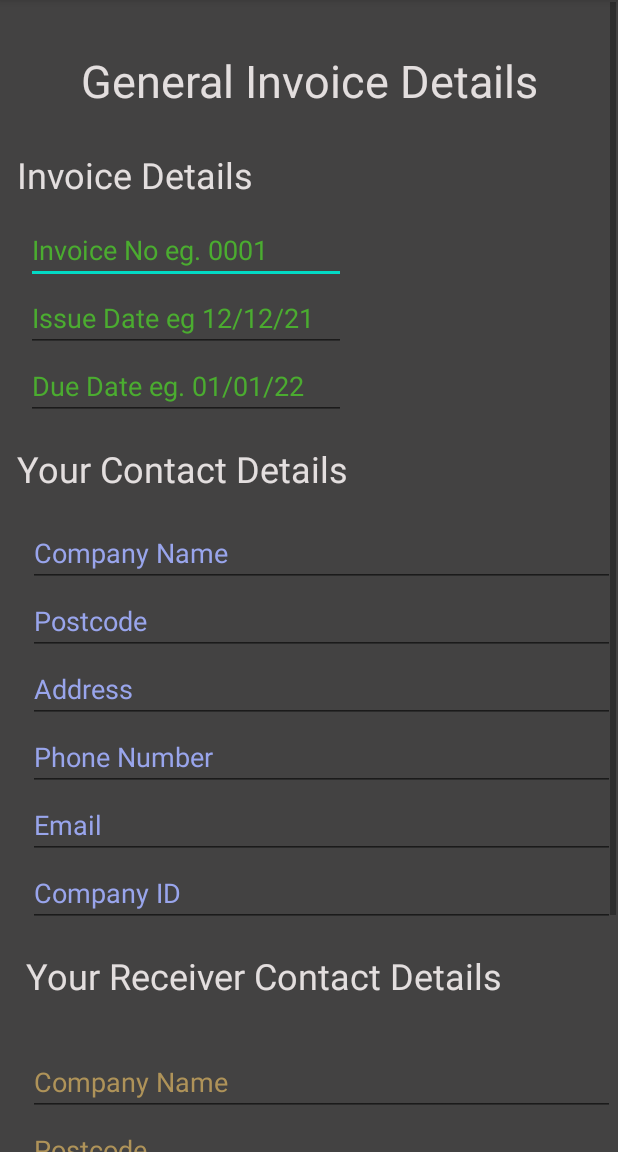
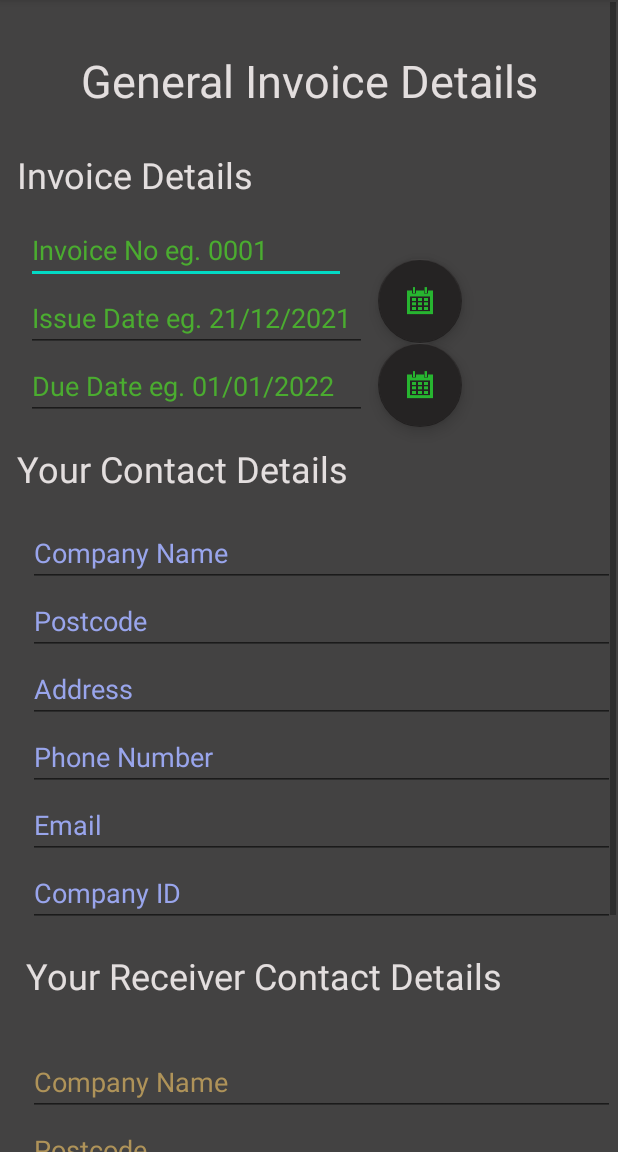
Before and after one commit to mrKrastev/NKInvoicing, an Android app: the InvoiceCreator screen opened directly, with no data from a screen before it, on a phone screen of 412 x 824 dp, the part 84-1236 px from its top. Run offline under Robolectric (Android 15) with nearby library versions, the phone set to English and light mode, and no system bars.

Commit message:
added a date picker fragment
now users can pick their date via a calendar fragment rather than inputting the text using their keyboard

```diff
--- a/app/build.gradle
+++ b/app/build.gradle
@@ -26,6 +26,7 @@ dependencies {
     implementation 'androidx.appcompat:appcompat:1.2.0'
     implementation 'androidx.constraintlayout:constraintlayout:2.0.4'
     implementation 'com.google.android.material:material:1.2.1'
+    implementation 'androidx.legacy:legacy-support-v4:1.0.0'
     testImplementation 'junit:junit:4.12'
     androidTestImplementation 'androidx.test.ext:junit:1.1.2'
     androidTestImplementation 'androidx.test.espresso:espresso-core:3.3.0'
--- a/app/src/main/res/layout/invoice_creation_ui.xml
+++ b/app/src/main/res/layout/invoice_creation_ui.xml
@@ -203,7 +203,7 @@
                 android:layout_marginTop="11dp"
                 android:ems="10"
                 android:hint="Invoice No eg. 0001"
-                android:inputType="textPersonName"
+                android:inputType="number"
                 android:textColor="#5CD60F"
                 android:textColorHint="#4BAC30"
                 app:layout_constraintStart_toStartOf="parent"
@@ -215,8 +215,9 @@
                 android:layout_height="wrap_content"
                 android:layout_marginStart="16dp"
                 android:ems="10"
-                android:hint="Issue Date eg 12/12/21"
-                android:inputType="date"
+                android:hint="Issue Date eg. 21/12/2021"
+                android:inputType="text"
+                android:minWidth="227dp"
                 android:textColor="#5CD60F"
                 android:textColorHint="#4BAC30"
                 app:layout_constraintStart_toStartOf="parent"
@@ -228,8 +229,9 @@
                 android:layout_height="wrap_content"
                 android:layout_marginStart="16dp"
                 android:ems="10"
-                android:hint="Due Date eg. 01/01/22"
-                android:inputType="date"
+                android:hint="Due Date eg. 01/01/2022"
+                android:inputType="text"
+                android:minWidth="227dp"
                 android:textColor="#5CD60F"
                 android:textColorHint="#4BAC30"
                 app:layout_constraintStart_toStartOf="parent"
@@ -358,6 +360,31 @@
 
             </androidx.constraintlayout.widget.ConstraintLayout>
 
+            <com.google.android.material.floatingactionbutton.FloatingActionButton
+                android:id="@+id/issueDateBtn"
+                android:layout_width="wrap_content"
+                android:layout_height="wrap_content"
+                android:layout_marginStart="7dp"
+                android:layout_marginTop="40dp"
+                android:clickable="true"
+                android:onClick="pickIssueDate"
+                app:backgroundTint="#252323"
+                app:layout_constraintStart_toEndOf="@+id/issueDateInput"
+                app:layout_constraintTop_toBottomOf="@+id/textView19"
+                app:srcCompat="@drawable/icon_calendar_green" />
+
+            <com.google.android.material.floatingactionbutton.FloatingActionButton
+                android:id="@+id/dueDateBtn"
+                android:layout_width="wrap_content"
+                android:layout_height="wrap_content"
+                android:layout_marginStart="7dp"
+                android:clickable="true"
+                android:onClick="pickDueDate"
+                app:backgroundTint="#252323"
+                app:layout_constraintStart_toEndOf="@+id/dueDateInput"
+                app:layout_constraintTop_toBottomOf="@+id/issueDateBtn"
+                app:srcCompat="@drawable/icon_calendar_green" />
+
         </androidx.constraintlayout.widget.ConstraintLayout>
     </ScrollView>
 </androidx.constraintlayout.widget.ConstraintLayout>
--- a/app/src/main/res/values/strings.xml
+++ b/app/src/main/res/values/strings.xml
@@ -15,4 +15,6 @@
     <string name="due_date">21/21/21</string>
     <string name="user_email">company@email.com</string>
     <string name="receiver_email">receiver@email.com</string>
+    <!-- TODO: Remove or change this placeholder text -->
+    <string name="hello_blank_fragment">Hello blank fragment</string>
 </resources>
```
Also changed, not shown: app/src/main/java/com/example/nkinvoicing/DatePickerFragment.java (added, +81 -0 lines), app/src/main/java/com/example/nkinvoicing/InvoiceCreator.java (+39 -1 lines), app/src/main/res/layout/fragment_date_picker.xml (added, +14 -0 lines), app/src/main/res/drawable/icon_calendar_green.png (added).
